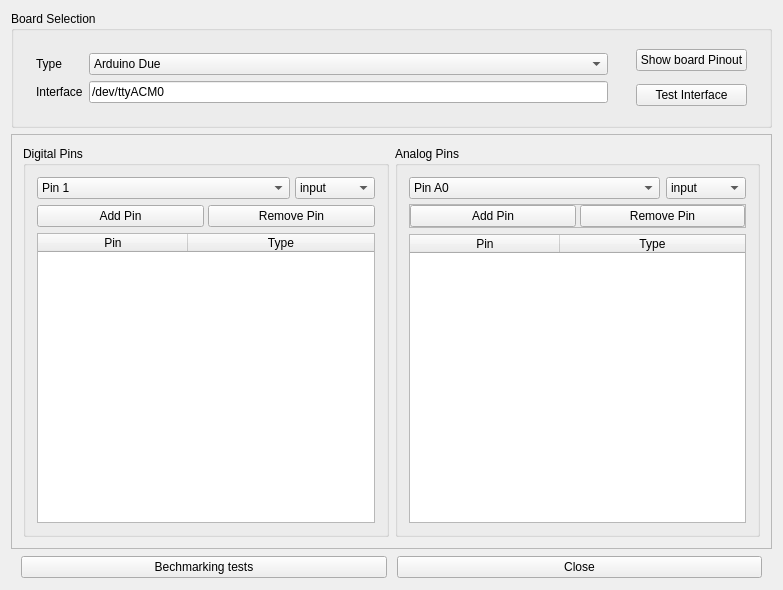
This is MLC/GUI/Autogenerated/mlc_qtcreator/board_config_design.ui in MachineLearningControl/OpenMLC-Python as Qt 5 draws it before an edit. The edited form follows.
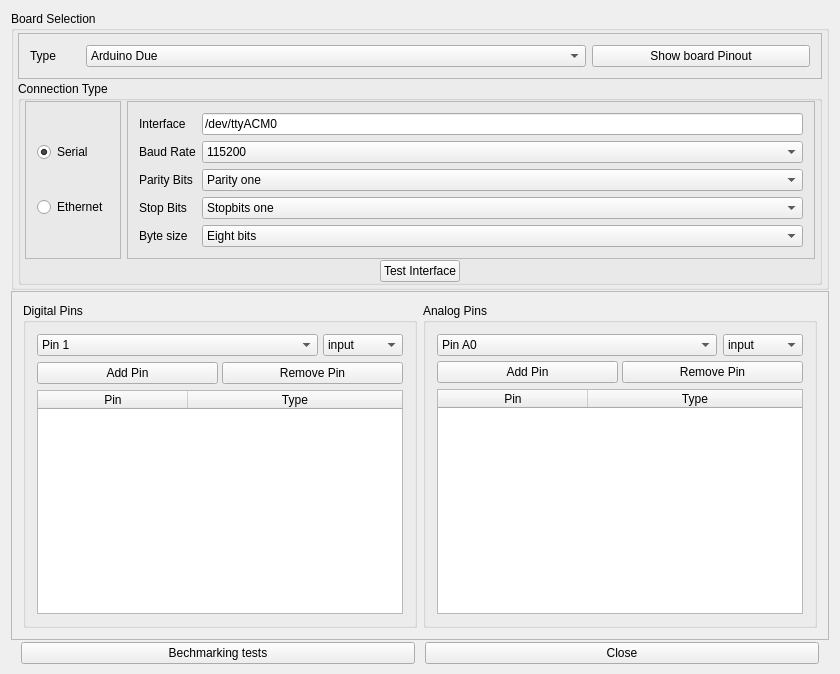
This is the edited form.

Commit message:
Added connection testing and connection type specific configurations
* The gui now can configurate the Serial connection parameters (added control to setup ethernet connection)
* Added timeout configuration and error generation in serial connection
* The connection to the arduino is no checked by the GUI/Controller

```diff
--- a/MLC/GUI/Autogenerated/mlc_qtcreator/board_config_design.ui
+++ b/MLC/GUI/Autogenerated/mlc_qtcreator/board_config_design.ui
@@ -9,8 +9,8 @@
    <rect>
     <x>0</x>
     <y>0</y>
-    <width>783</width>
-    <height>590</height>
+    <width>840</width>
+    <height>674</height>
    </rect>
   </property>
   <property name="windowTitle">
@@ -18,12 +18,33 @@
   </property>
   <widget class="QWidget" name="centralWidget">
    <layout class="QVBoxLayout" name="verticalLayout" stretch="0,1,0">
+    <property name="spacing">
+     <number>1</number>
+    </property>
+    <property name="bottomMargin">
+     <number>9</number>
+    </property>
     <item alignment="Qt::AlignTop">
      <widget class="QGroupBox" name="groupBox">
       <property name="title">
        <string>Board Selection</string>
       </property>
-      <layout class="QHBoxLayout" name="horizontalLayout_2" stretch="0,0">
+      <layout class="QHBoxLayout" name="horizontalLayout_2" stretch="0">
+       <property name="spacing">
+        <number>0</number>
+       </property>
+       <property name="leftMargin">
+        <number>4</number>
+       </property>
+       <property name="topMargin">
+        <number>2</number>
+       </property>
+       <property name="rightMargin">
+        <number>4</number>
+       </property>
+       <property name="bottomMargin">
+        <number>2</number>
+       </property>
        <item alignment="Qt::AlignTop">
         <widget class="QFrame" name="frame_2">
          <property name="frameShape">
@@ -59,72 +80,541 @@
             <property name="frameShadow">
              <enum>QFrame::Plain</enum>
             </property>
-            <layout class="QFormLayout" name="formLayout">
+            <layout class="QVBoxLayout" name="verticalLayout_7">
+             <property name="spacing">
+              <number>2</number>
+             </property>
              <property name="sizeConstraint">
               <enum>QLayout::SetDefaultConstraint</enum>
              </property>
-             <item row="0" column="0">
-              <widget class="QLabel" name="label">
-               <property name="text">
-                <string>Type</string>
+             <property name="leftMargin">
+              <number>0</number>
+             </property>
+             <property name="topMargin">
+              <number>0</number>
+             </property>
+             <property name="rightMargin">
+              <number>0</number>
+             </property>
+             <property name="bottomMargin">
+              <number>0</number>
+             </property>
+             <item>
+              <widget class="QFrame" name="frame_10">
+               <property name="frameShape">
+                <enum>QFrame::StyledPanel</enum>
                </property>
+               <property name="frameShadow">
+                <enum>QFrame::Raised</enum>
+               </property>
+               <layout class="QHBoxLayout" name="horizontalLayout_9">
+                <item>
+                 <widget class="QLabel" name="typeLabel">
+                  <property name="sizePolicy">
+                   <sizepolicy hsizetype="Minimum" vsizetype="Preferred">
+                    <horstretch>0</horstretch>
+                    <verstretch>0</verstretch>
+                   </sizepolicy>
+                  </property>
+                  <property name="minimumSize">
+                   <size>
+                    <width>20</width>
+                    <height>20</height>
+                   </size>
+                  </property>
+                  <property name="maximumSize">
+                   <size>
+                    <width>50</width>
+                    <height>16777215</height>
+                   </size>
+                  </property>
+                  <property name="text">
+                   <string>Type</string>
+                  </property>
+                 </widget>
+                </item>
+                <item>
+                 <widget class="QComboBox" name="arduinoBoard">
+                  <property name="minimumSize">
+                   <size>
+                    <width>500</width>
+                    <height>0</height>
+                   </size>
+                  </property>
+                  <property name="insertPolicy">
+                   <enum>QComboBox::NoInsert</enum>
+                  </property>
+                  <property name="sizeAdjustPolicy">
+                   <enum>QComboBox::AdjustToMinimumContentsLength</enum>
+                  </property>
+                  <property name="iconSize">
+                   <size>
+                    <width>16</width>
+                    <height>16</height>
+                   </size>
+                  </property>
+                  <property name="frame">
+                   <bool>true</bool>
+                  </property>
+                  <property name="modelColumn">
+                   <number>0</number>
+                  </property>
+                  <item>
+                   <property name="text">
+                    <string>Arduino Due</string>
+                   </property>
+                  </item>
+                  <item>
+                   <property name="text">
+                    <string>Arduino Uno</string>
+                   </property>
+                  </item>
+                  <item>
+                   <property name="text">
+                    <string>Arduino Mega</string>
+                   </property>
+                  </item>
+                 </widget>
+                </item>
+                <item>
+                 <widget class="QPushButton" name="showPinout">
+                  <property name="text">
+                   <string>Show board Pinout</string>
+                  </property>
+                 </widget>
+                </item>
+               </layout>
               </widget>
              </item>
-             <item row="0" column="1">
-              <widget class="QComboBox" name="arduinoBoard">
-               <property name="minimumSize">
-                <size>
-                 <width>500</width>
-                 <height>0</height>
-                </size>
+             <item>
+              <widget class="QGroupBox" name="groupBox_11">
+               <property name="title">
+                <string>Connection Type</string>
                </property>
-               <property name="insertPolicy">
-                <enum>QComboBox::NoInsert</enum>
-               </property>
-               <property name="sizeAdjustPolicy">
-                <enum>QComboBox::AdjustToMinimumContentsLength</enum>
-               </property>
-               <property name="iconSize">
-                <size>
-                 <width>16</width>
-                 <height>16</height>
-                </size>
-               </property>
-               <property name="frame">
-                <bool>true</bool>
-               </property>
-               <property name="modelColumn">
-                <number>0</number>
-               </property>
-               <item>
-                <property name="text">
-                 <string>Arduino Due</string>
+               <layout class="QVBoxLayout" name="verticalLayout_3">
+                <property name="spacing">
+                 <number>1</number>
                 </property>
-               </item>
-               <item>
-                <property name="text">
-                 <string>Arduino Uno</string>
+                <property name="leftMargin">
+                 <number>4</number>
                 </property>
-               </item>
-               <item>
-                <property name="text">
-                 <string>Arduino Mega</string>
+                <property name="topMargin">
+                 <number>0</number>
                 </property>
-               </item>
-              </widget>
-             </item>
-             <item row="2" column="0">
-              <widget class="QLabel" name="label_2">
-               <property name="text">
-                <string>Interface</string>
-               </property>
-              </widget>
-             </item>
-             <item row="2" column="1">
-              <widget class="QLineEdit" name="arduinoInterface">
-               <property name="text">
-                <string>/dev/ttyACM0</string>
-               </property>
+                <property name="rightMargin">
+                 <number>4</number>
+                </property>
+                <property name="bottomMargin">
+                 <number>0</number>
+                </property>
+                <item>
+                 <layout class="QHBoxLayout" name="horizontalLayout_10">
+                  <property name="topMargin">
+                   <number>0</number>
+                  </property>
+                  <property name="bottomMargin">
+                   <number>0</number>
+                  </property>
+                  <item>
+                   <widget class="QFrame" name="frame_11">
+                    <property name="frameShape">
+                     <enum>QFrame::StyledPanel</enum>
+                    </property>
+                    <property name="frameShadow">
+                     <enum>QFrame::Raised</enum>
+                    </property>
+                    <layout class="QVBoxLayout" name="verticalLayout_8">
+                     <item>
+                      <widget class="QRadioButton" name="radioButton">
+                       <property name="text">
+                        <string>Serial</string>
+                       </property>
+                       <property name="checked">
+                        <bool>true</bool>
+                       </property>
+                       <attribute name="buttonGroup">
+                        <string notr="true">connection_type_group</string>
+                       </attribute>
+                      </widget>
+                     </item>
+                     <item>
+                      <widget class="QRadioButton" name="radioButton_2">
+                       <property name="text">
+                        <string>Ethernet</string>
+                       </property>
+                       <attribute name="buttonGroup">
+                        <string notr="true">connection_type_group</string>
+                       </attribute>
+                      </widget>
+                     </item>
+                    </layout>
+                   </widget>
+                  </item>
+                  <item>
+                   <widget class="QFrame" name="connection_properties_frame">
+                    <property name="frameShape">
+                     <enum>QFrame::StyledPanel</enum>
+                    </property>
+                    <property name="frameShadow">
+                     <enum>QFrame::Raised</enum>
+                    </property>
+                    <layout class="QFormLayout" name="formLayout_2">
+                     <item row="0" column="0">
+                      <widget class="QLabel" name="serial_interface_label">
+                       <property name="text">
+                        <string>Interface</string>
+                       </property>
+                      </widget>
+                     </item>
+                     <item row="0" column="1">
+                      <widget class="QLineEdit" name="serial_interface_input">
+                       <property name="text">
+                        <string>/dev/ttyACM0</string>
+                       </property>
+                      </widget>
+                     </item>
+                     <item row="2" column="0">
+                      <widget class="QLabel" name="baud_rate_label">
+                       <property name="text">
+                        <string>Baud Rate</string>
+                       </property>
+                      </widget>
+                     </item>
+                     <item row="2" column="1">
+                      <widget class="QComboBox" name="baud_rate_selector">
+                       <property name="sizePolicy">
+                        <sizepolicy hsizetype="Expanding" vsizetype="Fixed">
+                         <horstretch>0</horstretch>
+                         <verstretch>0</verstretch>
+                        </sizepolicy>
+                       </property>
+                       <property name="currentIndex">
+                        <number>16</number>
+                       </property>
+                       <item>
+                        <property name="text">
+                         <string>50</string>
+                        </property>
+                       </item>
+                       <item>
+                        <property name="text">
+                         <string>75</string>
+                        </property>
+                       </item>
+                       <item>
+                        <property name="text">
+                         <string>110</string>
+                        </property>
+                       </item>
+                       <item>
+                        <property name="text">
+                         <string>134</string>
+                        </property>
+                       </item>
+                       <item>
+                        <property name="text">
+                         <string>150</string>
+                        </property>
+                       </item>
+                       <item>
+                        <property name="text">
+                         <string>200</string>
+                        </property>
+                       </item>
+                       <item>
+                        <property name="text">
+                         <string>300</string>
+                        </property>
+                       </item>
+                       <item>
+                        <property name="text">
+                         <string>600</string>
+                        </property>
+                       </item>
+                       <item>
+                        <property name="text">
+                         <string>1200</string>
+                        </property>
+                       </item>
+                       <item>
+                        <property name="text">
+                         <string>1800</string>
+                        </property>
+                       </item>
+                       <item>
+                        <property name="text">
+                         <string>2400</string>
+                        </property>
+                       </item>
+                       <item>
+                        <property name="text">
+                         <string>4800</string>
+                        </property>
+                       </item>
+                       <item>
+                        <property name="text">
+                         <string>9600</string>
+                        </property>
+                       </item>
+                       <item>
+                        <property name="text">
+                         <string>19200</string>
+                        </property>
+                       </item>
+                       <item>
+                        <property name="text">
+                         <string>38400</string>
+                        </property>
+                       </item>
+                       <item>
+                        <property name="text">
+                         <string>57600</string>
+                        </property>
+                       </item>
+                       <item>
+                        <property name="text">
+                         <string>115200</string>
+                        </property>
+                       </item>
+                       <item>
+                        <property name="text">
+                         <string>230400</string>
+                        </property>
+                       </item>
+                       <item>
+                        <property name="text">
+                         <string>460800</string>
+                        </property>
+                       </item>
+                       <item>
+                        <property name="text">
+                         <string>500000</string>
+                        </property>
+                       </item>
+                       <item>
+                        <property name="text">
+                         <string>576000</string>
+                        </property>
+                       </item>
+                       <item>
+                        <property name="text">
+                         <string>921600</string>
+                        </property>
+                       </item>
+                       <item>
+                        <property name="text">
+                         <string>1000000</string>
+                        </property>
+                       </item>
+                       <item>
+                        <property name="text">
+                         <string>1152000</string>
+                        </property>
+                       </item>
+                       <item>
+                        <property name="text">
+                         <string>1500000</string>
+                        </property>
+                       </item>
+                       <item>
+                        <property name="text">
+                         <string>2000000</string>
+                        </property>
+                       </item>
+                       <item>
+                        <property name="text">
+                         <string>2500000</string>
+                        </property>
+                       </item>
+                       <item>
+                        <property name="text">
+                         <string>3000000</string>
+                        </property>
+                       </item>
+                       <item>
+                        <property name="text">
+                         <string>3500000</string>
+                        </property>
+                       </item>
+                       <item>
+                        <property name="text">
+                         <string>4000000</string>
+                        </property>
+                       </item>
+                      </widget>
+                     </item>
+                     <item row="3" column="0">
+                      <widget class="QLabel" name="parity_bits_label">
+                       <property name="text">
+                        <string>Parity Bits</string>
+                       </property>
+                      </widget>
+                     </item>
+                     <item row="3" column="1">
+                      <widget class="QComboBox" name="parity_bits_selector">
+                       <property name="sizePolicy">
+                        <sizepolicy hsizetype="Expanding" vsizetype="Fixed">
+                         <horstretch>0</horstretch>
+                         <verstretch>0</verstretch>
+                        </sizepolicy>
+                       </property>
+                       <item>
+                        <property name="text">
+                         <string>Parity one</string>
+                        </property>
+                       </item>
+                       <item>
+                        <property name="text">
+                         <string>Parity even</string>
+                        </property>
+                       </item>
+                       <item>
+                        <property name="text">
+                         <string>Parity odd</string>
+                        </property>
+                       </item>
+                       <item>
+                        <property name="text">
+                         <string>Parity mark</string>
+                        </property>
+                       </item>
+                       <item>
+                        <property name="text">
+                         <string>Parity space</string>
+                        </property>
+                       </item>
+                      </widget>
+                     </item>
+                     <item row="4" column="0">
+                      <widget class="QLabel" name="stop_bits_label">
+                       <property name="text">
+                        <string>Stop Bits</string>
+                       </property>
+                      </widget>
+                     </item>
+                     <item row="4" column="1">
+                      <widget class="QComboBox" name="stop_bits_selector">
+                       <property name="sizePolicy">
+                        <sizepolicy hsizetype="Expanding" vsizetype="Fixed">
+                         <horstretch>0</horstretch>
+                         <verstretch>0</verstretch>
+                        </sizepolicy>
+                       </property>
+                       <item>
+                        <property name="text">
+                         <string>Stopbits one</string>
+                        </property>
+                       </item>
+                       <item>
+                        <property name="text">
+                         <string>Stopbits one point five</string>
+                        </property>
+                       </item>
+                       <item>
+                        <property name="text">
+                         <string>Stopbits two</string>
+                        </property>
+                       </item>
+                      </widget>
+                     </item>
+                     <item row="5" column="0">
+                      <widget class="QLabel" name="byte_size_label">
+                       <property name="text">
+                        <string>Byte size</string>
+                       </property>
+                      </widget>
+                     </item>
+                     <item row="5" column="1">
+                      <widget class="QComboBox" name="byte_size_selector">
+                       <property name="sizePolicy">
+                        <sizepolicy hsizetype="Expanding" vsizetype="Fixed">
+                         <horstretch>0</horstretch>
+                         <verstretch>0</verstretch>
+                        </sizepolicy>
+                       </property>
+                       <item>
+                        <property name="text">
+                         <string>Eight bits</string>
+                        </property>
+                       </item>
+                       <item>
+                        <property name="text">
+                         <string>Five bits</string>
+                        </property>
+                       </item>
+                       <item>
+                        <property name="text">
+                         <string>Six bits</string>
+                        </property>
+                       </item>
+                       <item>
+                        <property name="text">
+                         <string>Seven bits</string>
+                        </property>
+                       </item>
+                      </widget>
+                     </item>
+                    </layout>
+                   </widget>
+                  </item>
+                 </layout>
+                </item>
+                <item>
+                 <layout class="QHBoxLayout" name="test_interface_layout">
+                  <property name="spacing">
+                   <number>0</number>
+                  </property>
+                  <property name="sizeConstraint">
+                   <enum>QLayout::SetMinimumSize</enum>
+                  </property>
+                  <item>
+                   <spacer name="test_interface_left_spacer">
+                    <property name="orientation">
+                     <enum>Qt::Horizontal</enum>
+                    </property>
+                    <property name="sizeHint" stdset="0">
+                     <size>
+                      <width>40</width>
+                      <height>0</height>
+                     </size>
+                    </property>
+                   </spacer>
+                  </item>
+                  <item>
+                   <widget class="QPushButton" name="testInterface">
+                    <property name="sizePolicy">
+                     <sizepolicy hsizetype="Minimum" vsizetype="Fixed">
+                      <horstretch>0</horstretch>
+                      <verstretch>0</verstretch>
+                     </sizepolicy>
+                    </property>
+                    <property name="maximumSize">
+                     <size>
+                      <width>200</width>
+                      <height>16777215</height>
+                     </size>
+                    </property>
+                    <property name="text">
+                     <string>Test Interface</string>
+                    </property>
+                   </widget>
+                  </item>
+                  <item>
+                   <spacer name="test_interface_rigth_spacer">
+                    <property name="orientation">
+                     <enum>Qt::Horizontal</enum>
+                    </property>
+                    <property name="sizeHint" stdset="0">
+                     <size>
+                      <width>40</width>
+                      <height>0</height>
+                     </size>
+                    </property>
+                   </spacer>
+                  </item>
+                 </layout>
+                </item>
+               </layout>
               </widget>
              </item>
             </layout>
@@ -133,41 +623,6 @@
          </layout>
         </widget>
        </item>
-       <item alignment="Qt::AlignHCenter">
-        <widget class="QFrame" name="frame_3">
-         <property name="frameShape">
-          <enum>QFrame::Box</enum>
-         </property>
-         <property name="frameShadow">
-          <enum>QFrame::Raised</enum>
-         </property>
-         <property name="lineWidth">
-          <number>0</number>
-         </property>
-         <layout class="QVBoxLayout" name="verticalLayout_3">
-          <property name="topMargin">
-           <number>0</number>
-          </property>
-          <property name="bottomMargin">
-           <number>0</number>
-          </property>
-          <item>
-           <widget class="QPushButton" name="showPinout">
-            <property name="text">
-             <string>Show board Pinout</string>
-            </property>
-           </widget>
-          </item>
-          <item>
-           <widget class="QPushButton" name="testInterface">
-            <property name="text">
-             <string>Test Interface</string>
-            </property>
-           </widget>
-          </item>
-         </layout>
-        </widget>
-       </item>
       </layout>
      </widget>
     </item>
@@ -453,7 +908,7 @@
              <item>
               <widget class="QFrame" name="frame_9">
                <property name="frameShape">
-                <enum>QFrame::StyledPanel</enum>
+                <enum>QFrame::NoFrame</enum>
                </property>
                <property name="frameShadow">
                 <enum>QFrame::Raised</enum>
```
Left out of the diff: 48 changed lines with no effect on the pictures. The commit also changes 12 other files.
